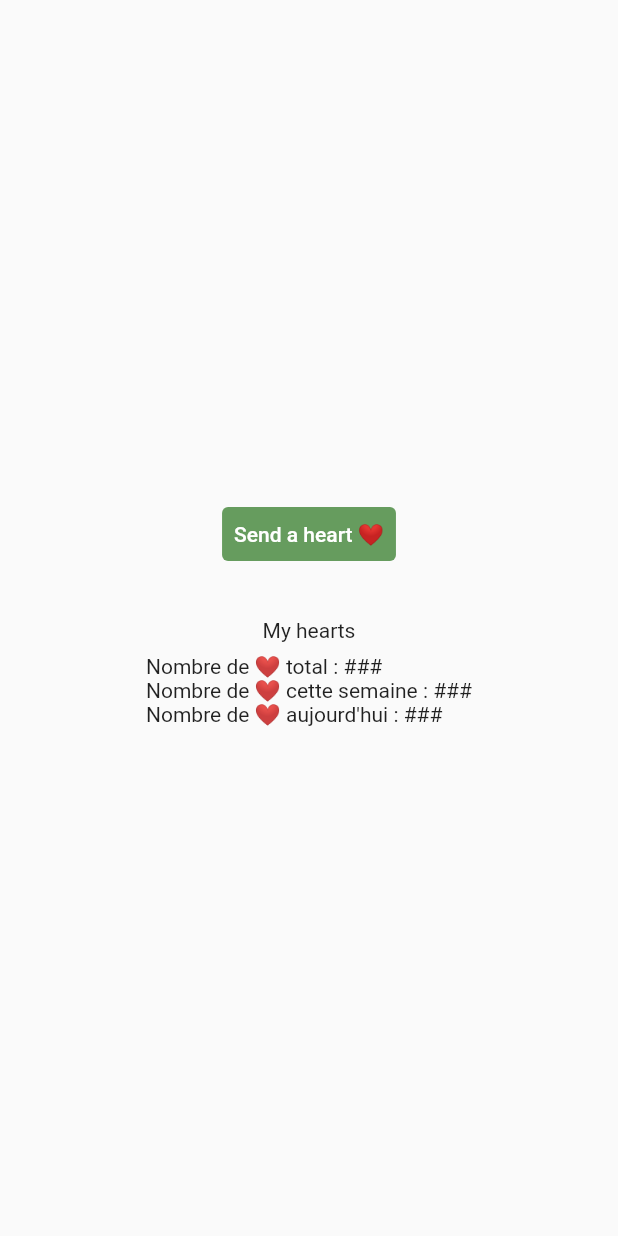
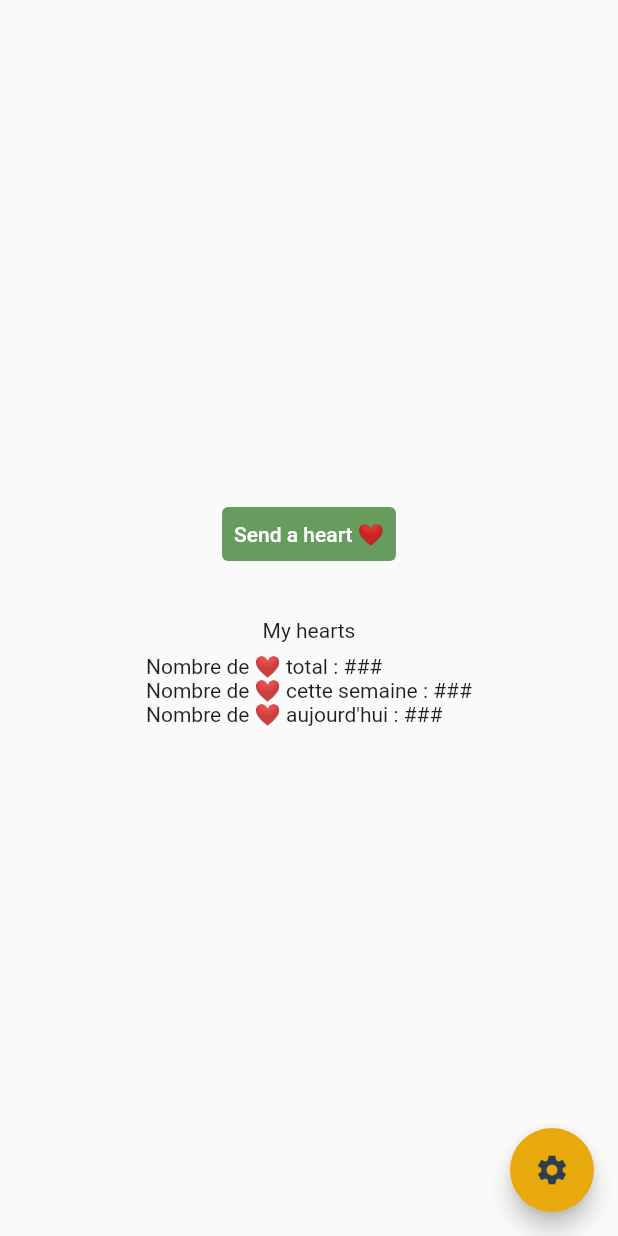
Before and after one commit to CedricBardaine/hearts_sender, a Flutter app: the screen it shows after launch, on a phone screen of 412 x 824 dp. Run offline on Flutter 3.47's test engine with Material 2 defaults, Android fonts, the phone set to English and light mode, and no system bars.

Commit message:
add custom colors class & use them & route FAButton to access settings & create settings Widget

```diff
--- /dev/null
+++ b/lib/colors.dart
@@ -0,0 +1,5 @@
+class CustomColors {
+  static const PRIMARY = 0xFF669C5E,
+      SECONDARY = 0xFFE8A90C,
+      TERTIARY = 0xFF2C3E50;
+}
--- a/lib/main.dart
+++ b/lib/main.dart
@@ -1,4 +1,5 @@
 import 'package:flutter/material.dart';
+import 'package:hearts_sender/colors.dart';
 import 'package:hearts_sender/pages/home.dart';
 
 void main() {
@@ -35,8 +36,8 @@ class MyApp extends StatelessWidget {
           800: const Color(0xFF669C5E),
           900: const Color(0xFF669C5E),
         }),
-        primaryColor: Color(0xFF669C5E),
-        accentColor: Color(0xFFE8A90C),
+        primaryColor: Color(CustomColors.PRIMARY),
+        accentColor: Color(CustomColors.SECONDARY),
 
         // This makes the visual density adapt to the platform that you run
         // the app on. For desktop platforms, the controls will be smaller and
--- a/lib/pages/home.dart
+++ b/lib/pages/home.dart
@@ -1,4 +1,6 @@
 import 'package:flutter/material.dart';
+import 'package:hearts_sender/colors.dart';
+import 'package:hearts_sender/pages/settings.dart';
 
 class Home extends StatelessWidget {
   @override
@@ -21,7 +23,8 @@ class Home extends StatelessWidget {
                     backgroundColor: MaterialStateProperty.resolveWith<Color>(
                       (Set<MaterialState> states) {
                         if (states.contains(MaterialState.pressed))
-                          return Theme.of(context).colorScheme.secondary;
+                          // return Theme.of(context).colorScheme.secondary; // this way uses the defined property of ThemData of the MaterialApp()
+                          return Color(CustomColors.SECONDARY);
                         return Theme.of(context)
                             .colorScheme
                             .primary; // Use the component's default.
@@ -56,6 +59,17 @@ class Home extends StatelessWidget {
           ],
         ),
       ),
+      floatingActionButton: FloatingActionButton(
+        onPressed: () {
+          Navigator.push(
+              context, MaterialPageRoute(builder: (context) => Settings()));
+        },
+        tooltip: "Mes paramètres",
+        child: Icon(
+          Icons.settings,
+          color: Color(CustomColors.TERTIARY),
+        ),
+      ),
     );
   }
 }
```
Also changed, not shown: lib/pages/settings.dart (added, +16 -0 lines).
